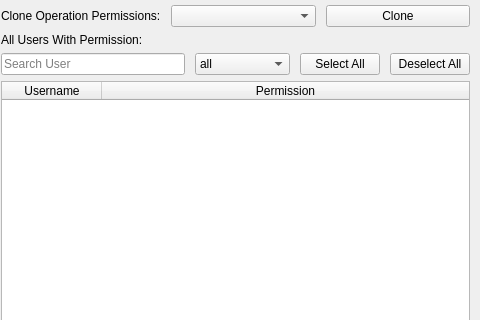
Before: the Qt Designer form mslib/msui/ui/ui_mscolab_admin_window.ui in Open-MSS/MSS, drawn with Qt 5; both pictures show x 502 to 982 and y 0 to 320 of the 982 by 756 pixel window.
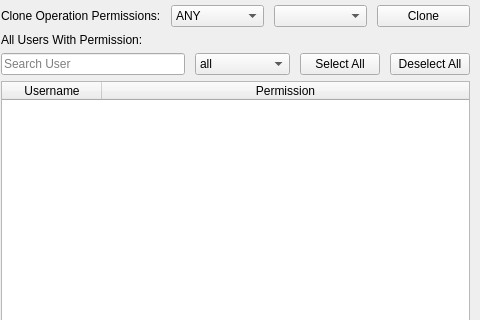
After: the same form once the commit is applied.

Commit message: category to usermanagment added

What changed in the file:
```diff
--- a/mslib/msui/ui/ui_mscolab_admin_window.ui
+++ b/mslib/msui/ui/ui_mscolab_admin_window.ui
@@ -191,6 +191,15 @@
             </property>
            </widget>
           </item>
+          <item>
+           <widget class="QComboBox" name="filterCategoryCb">
+            <item>
+             <property name="text">
+              <string>ANY</string>
+             </property>
+            </item>
+           </widget>
+          </item>
           <item>
            <widget class="QComboBox" name="importPermissionsCB"/>
           </item>
```
Left out of the diff: 2 changed lines with no effect on the pictures. The commit also changes 2 other files.
